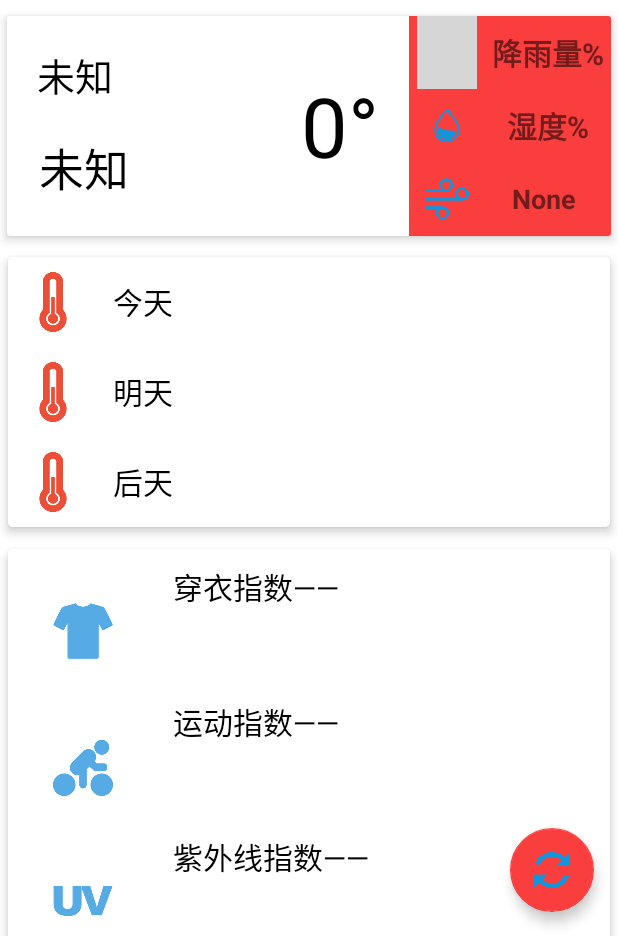
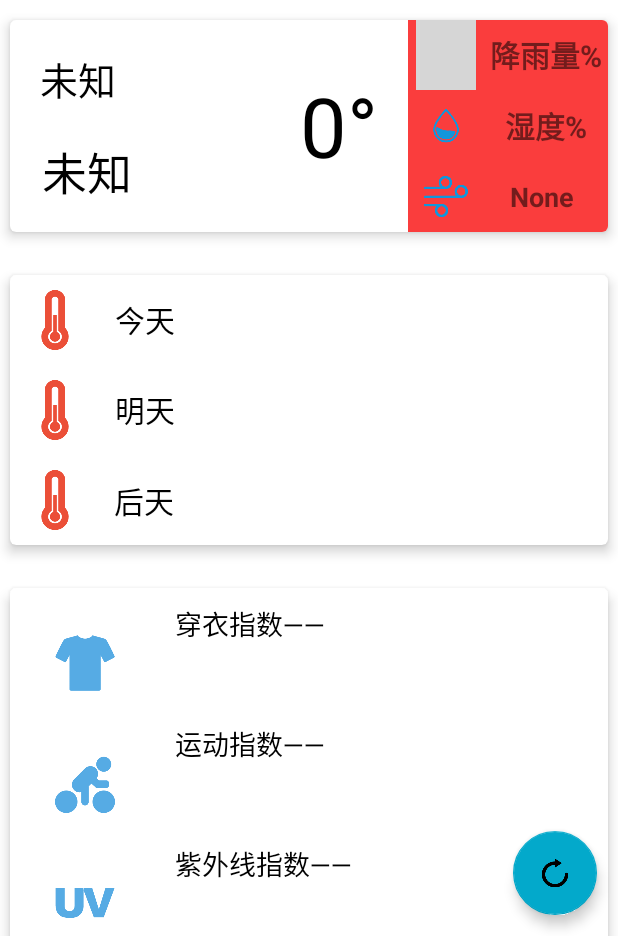
Before and after one commit to CKRao/Weather, an Android app: the screen it shows after launch (MainActivity), on a phone screen of 412 x 824 dp, the part 300-1236 px from its top. Run offline under Robolectric (Android 15) with nearby library versions, the phone set to English and light mode, and no system bars; grey boxes are pictures that could not be loaded.

Commit message:
UI change

```diff
--- a/app/build.gradle
+++ b/app/build.gradle
@@ -10,7 +10,7 @@ android {
         minSdkVersion 16
         targetSdkVersion 24
         versionCode 1
-        versionName "1.0"
+        versionName "1.1"
         testInstrumentationRunner "android.support.test.runner.AndroidJUnitRunner"
     }
     buildTypes {
--- a/app/src/main/java/com/example/ckrao/myapplication/MainActivity.java
+++ b/app/src/main/java/com/example/ckrao/myapplication/MainActivity.java
@@ -13,7 +13,6 @@ import android.os.Bundle;
 import android.os.Handler;
 import android.os.Message;
 import android.preference.PreferenceManager;
-import android.support.annotation.NonNull;
 import android.support.design.widget.CollapsingToolbarLayout;
 import android.support.design.widget.FloatingActionButton;
 import android.support.design.widget.NavigationView;
@@ -43,6 +42,7 @@ import com.example.ckrao.myapplication.Service.AutoUpdateService;
 import com.example.ckrao.myapplication.HttpUtility.HttpCallBackListener;
 import com.example.ckrao.myapplication.HttpUtility.Httpuility;
 import com.example.ckrao.myapplication.Utility.GetWeekOfDate;
+import com.example.ckrao.myapplication.Utility.ToastUtil;
 import com.google.gson.Gson;
 import com.baidu.location.BDLocation;
 import com.baidu.location.BDLocationListener;
@@ -59,34 +59,34 @@ import java.util.Date;
 import java.util.List;
 
 public class MainActivity extends AppCompatActivity {
-    TextView week;
-    TextView temp;
-    TextView weather;
-    TextView mCloth_tx;
-    TextView mCloth_content;
-    TextView mAir_conditioning_content;
-    TextView mAir_conditioning_tx;
-    TextView mUltraviolet_radiation_content;
-    TextView mUltraviolet_radiation_tx;
-    ImageView img_01;
-    ImageView img_02;
-    ImageView img_03;
-    TextView temp_01;
-    TextView temp_02;
-    TextView temp_03;
-    TextView mSport_tx;
-    TextView mSport_content;
-    CardView cardView;
-    TextView mRainfall, mHumidity, mWinddirection;
-    RelativeLayout layout;
-    CollapsingToolbarLayout collapsingToolbarLayout;
-    FloatingActionButton mFloatingActionButton;
-    ImageView bgImg;
-    LocationClient mLocationClient;
-    BDLocationListener mBDLocationListener = new MyLocationListener();
-    Toolbar toolbar;
-    NavigationView mNavigationView;
-    DrawerLayout mDrawerLayout;
+    private TextView week;
+    private TextView temp;
+    private TextView weather;
+    private TextView mCloth_tx;
+    private TextView mCloth_content;
+    private TextView mAir_conditioning_content;
+    private TextView mAir_conditioning_tx;
+    private TextView mUltraviolet_radiation_content;
+    private TextView mUltraviolet_radiation_tx;
+    private ImageView img_01;
+    private ImageView img_02;
+    private ImageView img_03;
+    private TextView temp_01;
+    private TextView temp_02;
+    private TextView temp_03;
+    private TextView mSport_tx;
+    private TextView mSport_content;
+    private CardView cardView;
+    private TextView mRainfall, mHumidity, mWinddirection;
+    private RelativeLayout layout;
+    private CollapsingToolbarLayout collapsingToolbarLayout;
+    private FloatingActionButton mFloatingActionButton;
+    private ImageView bgImg;
+    private LocationClient mLocationClient;
+    private BDLocationListener mBDLocationListener = new MyLocationListener();
+    private Toolbar toolbar;
+    private NavigationView mNavigationView;
+    private DrawerLayout mDrawerLayout;
     private String address;
     private String myCity;
     private Httpuility mHttpuility;
@@ -94,6 +94,7 @@ public class MainActivity extends AppCompatActivity {
     private Handler mHandler;
     private static boolean isDay;
     private static final int BAIDU_GPS_OPEN_STATE = 100;
+   private long exitTime = 0;
 //    private PullToRefreshView mPullToRefreshView;
 
     @Override
@@ -101,8 +102,7 @@ public class MainActivity extends AppCompatActivity {
         super.onCreate(savedInstanceState);
         supportRequestWindowFeature(Window.FEATURE_NO_TITLE);
         setContentView(R.layout.layout_main);
-        Intent intent = new Intent(this, AutoUpdateService.class);
-        startService(intent);
+        refreshData();
         mLocationClient = new LocationClient(getApplicationContext());
         mLocationClient.registerLocationListener(mBDLocationListener);
         determineTheTime();
@@ -133,7 +133,7 @@ public class MainActivity extends AppCompatActivity {
         mNavigationView.setNavigationItemSelectedListener(
                 new NavigationView.OnNavigationItemSelectedListener() {
                     @Override
-                    public boolean onNavigationItemSelected(@NonNull MenuItem item) {
+                    public boolean onNavigationItemSelected(MenuItem item) {
                         switch (item.getItemId()) {
                             case R.id.navigation_item_local:
                                 mDrawerLayout.closeDrawers();
@@ -143,9 +143,10 @@ public class MainActivity extends AppCompatActivity {
                                 mLocationClient.start();
                                 break;
                             case R.id.navigation_sub_item_search:
+                                mDrawerLayout.closeDrawers();
                                 Intent intent = new Intent(MainActivity.this, SelectActivity.class);
                                 startActivityForResult(intent, 0);
-                                mDrawerLayout.closeDrawers();
+
                                 break;
 //                            case R.id.navigation_sub_item_setting:
 //                                break;
@@ -262,7 +263,7 @@ public class MainActivity extends AppCompatActivity {
         collapsingToolbarLayout = (CollapsingToolbarLayout) findViewById(R.id.id_collapsing);
         mNavigationView = (NavigationView) findViewById(R.id.navigation);
         mDrawerLayout = (DrawerLayout) findViewById(R.id.drawerLayout);
-
+        collapsingToolbarLayout.setCollapsedTitleTextColor(Color.BLACK);
     }
 
     private void setChange() {
@@ -522,7 +523,7 @@ public class MainActivity extends AppCompatActivity {
 //    }
 
     @Override
-    public void onRequestPermissionsResult(int requestCode, @NonNull String[] permissions, @NonNull int[] grantResults) {
+    public void onRequestPermissionsResult(int requestCode, String[] permissions, int[] grantResults) {
         super.onRequestPermissionsResult(requestCode, permissions, grantResults);
         switch (requestCode) {
             case BAIDU_GPS_OPEN_STATE:
@@ -593,4 +594,21 @@ public class MainActivity extends AppCompatActivity {
         });
         mLocationClient.stop();
     }
+
+    @Override
+    protected void onDestroy() {
+        Intent intent = new Intent(this, AutoUpdateService.class);
+        startService(intent);
+        super.onDestroy();
+    }
+
+    @Override
+    public void onBackPressed() {
+        if ((System.currentTimeMillis() - exitTime) > 2000) {
+            ToastUtil.showToast(getApplicationContext(), "再按一次退出程序");
+            exitTime = System.currentTimeMillis();
+        } else {
+            finish();
+        }
+    }
 }
--- /dev/null
+++ b/app/src/main/java/com/example/ckrao/myapplication/ScrollAwareFABBehavior.java
@@ -0,0 +1,48 @@
+package com.example.ckrao.myapplication;
+
+import android.content.Context;
+import android.os.Build;
+import android.support.design.widget.CoordinatorLayout;
+import android.support.design.widget.FloatingActionButton;
+import android.support.v4.view.ViewCompat;
+import android.support.v4.view.ViewPropertyAnimatorListener;
+import android.support.v4.view.animation.FastOutSlowInInterpolator;
+import android.util.AttributeSet;
+import android.view.View;
+import android.view.ViewGroup;
+import android.view.animation.Interpolator;
+
+/**
+ * Created by clark on 2016/12/3.
+ */
+
+public class ScrollAwareFABBehavior extends FloatingActionButton.Behavior {
+    private static final Interpolator INTERPOLATOR = new FastOutSlowInInterpolator();
+    private boolean mIsAnimatingOut = false;
+
+    public ScrollAwareFABBehavior(Context context, AttributeSet attrs) {
+        super();
+    }
+
+    @Override
+    public boolean onStartNestedScroll(CoordinatorLayout coordinatorLayout, FloatingActionButton child,
+                                       View directTargetChild, View target, int nestedScrollAxes) {
+        return nestedScrollAxes == ViewCompat.SCROLL_AXIS_VERTICAL
+                || super.onStartNestedScroll(coordinatorLayout,
+                child, directTargetChild, target, nestedScrollAxes);
+    }
+
+    @Override
+    public void onNestedScroll(CoordinatorLayout coordinatorLayout,
+                               FloatingActionButton child, View target, int dxConsumed,
+                               int dyConsumed, int dxUnconsumed, int dyUnconsumed) {
+        super.onNestedScroll(coordinatorLayout, child, target, dxConsumed,
+                dyConsumed, dxUnconsumed, dyUnconsumed);
+        if (dyConsumed > 0 && child.getVisibility() == View.VISIBLE) {
+            child.hide();
+        } else if (dyConsumed < 0 && child.getVisibility() != View.VISIBLE) {
+            child.show();
+        }
+    }
+
+}
--- a/app/src/main/res/layout/coordinatorlayout.xml
+++ b/app/src/main/res/layout/coordinatorlayout.xml
@@ -73,13 +73,14 @@
     <!--</com.yalantis.phoenix.PullToRefreshView>-->
     <!--</LinearLayout>-->
     <android.support.design.widget.FloatingActionButton
+        app:layout_behavior="com.example.ckrao.myapplication.ScrollAwareFABBehavior"
         android:id="@+id/id_float_bt"
         android:layout_width="wrap_content"
         android:layout_height="wrap_content"
-        android:layout_margin="16dp"
+        android:layout_margin="14dp"
         android:clickable="true"
         android:src="@drawable/refresh"
-        app:backgroundTint="#FA3D3D"
+        app:backgroundTint="#03A9CB"
         app:elevation="5dp"
         app:layout_anchor="@id/main_layout"
         app:layout_anchorGravity="bottom|right|end"/>
--- a/app/src/main/res/layout/show_layout.xml
+++ b/app/src/main/res/layout/show_layout.xml
@@ -1,17 +1,20 @@
 <?xml version="1.0" encoding="utf-8"?>
 <LinearLayout xmlns:android="http://schemas.android.com/apk/res/android"
               xmlns:app="http://schemas.android.com/apk/res-auto"
-              android:orientation="vertical"
               android:layout_width="match_parent"
-              android:layout_height="match_parent">
+              android:layout_height="match_parent"
+              android:orientation="vertical">
+
     <android.support.v7.widget.CardView
         android:id="@+id/Card_view"
         android:layout_width="match_parent"
         android:layout_height="160dp"
         android:animateLayoutChanges="true"
+        android:clickable="true"
+        android:foreground="?android:attr/selectableItemBackground"
         app:cardBackgroundColor="#fff"
-        app:cardCornerRadius="2dp"
-        app:cardElevation="4dp"
+        app:cardCornerRadius="4dp"
+        app:cardElevation="5dp"
         app:cardPreventCornerOverlap="true"
         app:cardUseCompatPadding="true">
 
@@ -159,9 +162,12 @@
         android:id="@+id/Card_view1"
         android:layout_width="match_parent"
         android:layout_height="wrap_content"
+        android:layout_marginTop="10dp"
+        android:clickable="true"
+        android:foreground="?android:attr/selectableItemBackground"
         app:cardBackgroundColor="#fff"
-        app:cardCornerRadius="3dp"
-        app:cardElevation="4dp"
+        app:cardCornerRadius="4dp"
+        app:cardElevation="5dp"
         app:cardPreventCornerOverlap="true"
         app:cardUseCompatPadding="true">
 
@@ -269,17 +275,6 @@
                     android:padding="10dp"
                     android:src="@drawable/mytemp"/>
 
-                <TextView
-                    android:id="@+id/week_03"
-                    android:layout_width="wrap_content"
-                    android:layout_height="wrap_content"
-                    android:layout_centerVertical="true"
-                    android:layout_margin="10dp"
-                    android:layout_toRightOf="@id/id_tomorrow03"
-                    android:text="后天"
-                    android:textColor="#000"
-                    android:textSize="20sp"/>
-
                 <ImageView
                     android:id="@+id/id_wea_03"
                     android:layout_width="40dp"
@@ -300,6 +295,19 @@
                     android:text="temp1～temp2"
                     android:textColor="#000"
                     android:textSize="23sp"/>
+
+                <TextView
+                    android:id="@+id/week_03"
+                    android:layout_width="wrap_content"
+                    android:layout_height="wrap_content"
+                    android:layout_alignBottom="@+id/temp_03"
+                    android:layout_marginLeft="9dp"
+                    android:layout_marginStart="9dp"
+                    android:layout_toEndOf="@+id/id_tomorrow03"
+                    android:layout_toRightOf="@+id/id_tomorrow03"
+                    android:text="后天"
+                    android:textColor="#000"
+                    android:textSize="20sp"/>
             </RelativeLayout>
 
         </LinearLayout>
@@ -309,9 +317,12 @@
         android:id="@+id/Card_view2"
         android:layout_width="match_parent"
         android:layout_height="wrap_content"
+        android:layout_marginTop="10dp"
+        android:clickable="true"
+        android:foreground="?android:attr/selectableItemBackground"
         app:cardBackgroundColor="#fff"
-        app:cardCornerRadius="3dp"
-        app:cardElevation="4dp"
+        app:cardCornerRadius="4dp"
+        app:cardElevation="5dp"
         app:cardPreventCornerOverlap="true"
         app:cardUseCompatPadding="true"
         >
@@ -324,7 +335,7 @@
 
             <RelativeLayout
                 android:layout_width="match_parent"
-                android:layout_height="90dp">
+                android:layout_height="80dp">
 
                 <ImageView
                     android:id="@+id/id_cloth"
@@ -343,7 +354,7 @@
                     android:layout_toRightOf="@id/id_cloth"
                     android:text="穿衣指数"
                     android:textColor="#000"
-                    android:textSize="20sp"/>
+                    android:textSize="18sp"/>
 
                 <TextView
                     android:id="@+id/id_cloth_content"
@@ -356,12 +367,12 @@
                     android:maxLines="3"
                     android:text=""
                     android:textColor="#000"
-                    android:textSize="15sp"/>
+                    android:textSize="13sp"/>
             </RelativeLayout>
 
             <RelativeLayout
                 android:layout_width="match_parent"
-                android:layout_height="90dp">
+                android:layout_height="80dp">
 
                 <ImageView
                     android:id="@+id/id_sport"
@@ -379,7 +390,7 @@
                     android:layout_toRightOf="@id/id_sport"
                     android:text="运动指数"
                     android:textColor="#000"
-                    android:textSize="20sp"/>
+                    android:textSize="18sp"/>
 
                 <TextView
                     android:id="@+id/id_sport_content"
@@ -392,12 +403,12 @@
                     android:maxLines="3"
                     android:text=""
                     android:textColor="#000"
-                    android:textSize="15sp"/>
+                    android:textSize="14sp"/>
             </RelativeLayout>
 
             <RelativeLayout
                 android:layout_width="match_parent"
-                android:layout_height="90dp">
+                android:layout_height="80dp">
 
                 <ImageView
                     android:id="@+id/id_ultraviolet_radiation"
@@ -415,7 +426,7 @@
                     android:layout_toRightOf="@id/id_ultraviolet_radiation"
                     android:text="紫外线指数"
                     android:textColor="#000"
-                    android:textSize="20sp"/>
+                    android:textSize="18sp"/>
 
                 <TextView
                     android:id="@+id/id_ultraviolet_radiation_content"
@@ -428,12 +439,12 @@
                     android:maxLines="3"
                     android:text=""
                     android:textColor="#000"
-                    android:textSize="15sp"/>
+                    android:textSize="13sp"/>
             </RelativeLayout>
 
             <RelativeLayout
                 android:layout_width="match_parent"
-                android:layout_height="90dp">
+                android:layout_height="80dp">
 
                 <ImageView
                     android:id="@+id/id_air_conditioning"
@@ -451,7 +462,7 @@
                     android:layout_toRightOf="@id/id_air_conditioning"
                     android:text="感冒指数"
                     android:textColor="#000"
-                    android:textSize="20sp"/>
+                    android:textSize="18sp"/>
 
                 <TextView
                     android:id="@+id/id_air_conditioning_content"
@@ -464,7 +475,7 @@
                     android:maxLines="3"
                     android:text=""
                     android:textColor="#000"
-                    android:textSize="15sp"/>
+                    android:textSize="13sp"/>
             </RelativeLayout>
         </LinearLayout>
     </android.support.v7.widget.CardView>
```
Also changed, not shown: app/src/main/res/drawable/exit.png, app/src/main/res/drawable/refresh.png, app/src/main/res/drawable/sb2.jpg (added), 2 other files.
